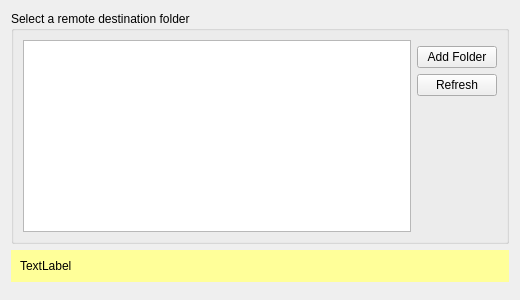
First picture: the form in src/mirall/folderwizardtargetpage.ui, repository nextcloud/desktop, before the edit.
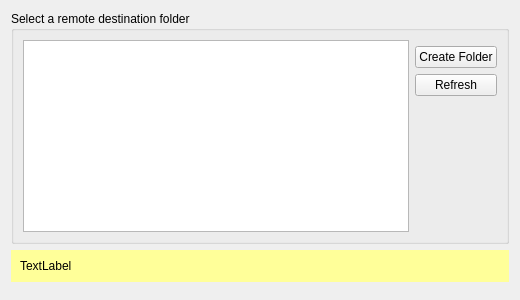
Second picture: the form after the edit.

Commit message: FolderWizard: Clean up naming of 'add folder' button. #2371

Patch:
```diff
--- a/src/mirall/folderwizardtargetpage.ui
+++ b/src/mirall/folderwizardtargetpage.ui
@@ -137,7 +137,7 @@
       <item row="1" column="1">
        <widget class="QPushButton" name="addFolderButton">
         <property name="text">
-         <string>Add Folder</string>
+         <string>Create Folder</string>
         </property>
        </widget>
       </item>
```
The commit also changes 1 other file.
